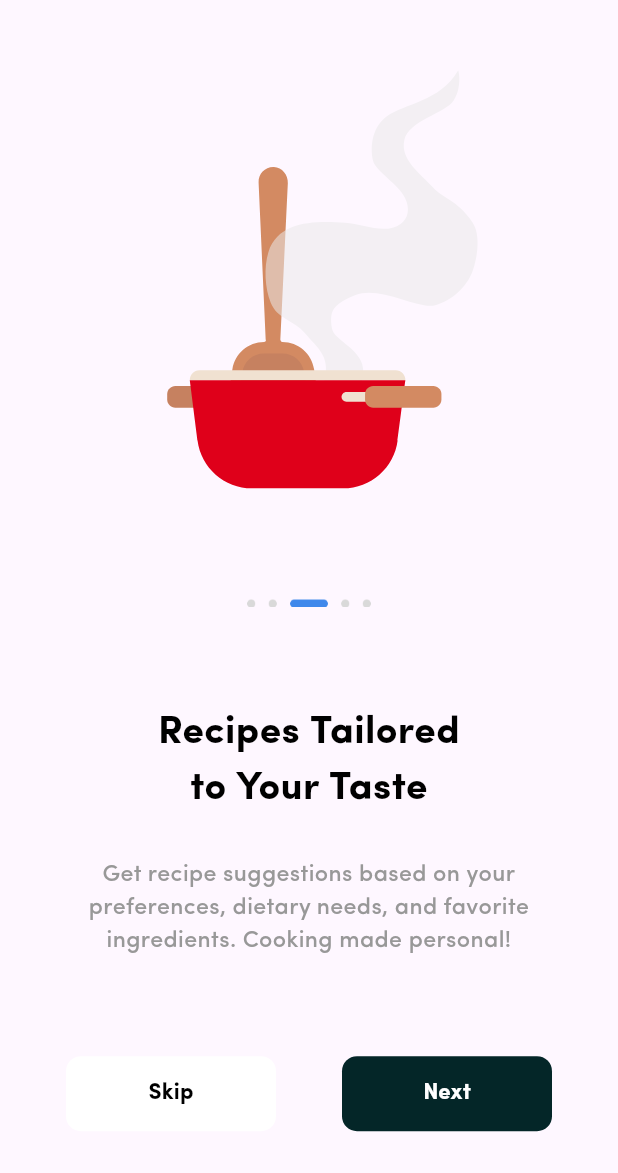
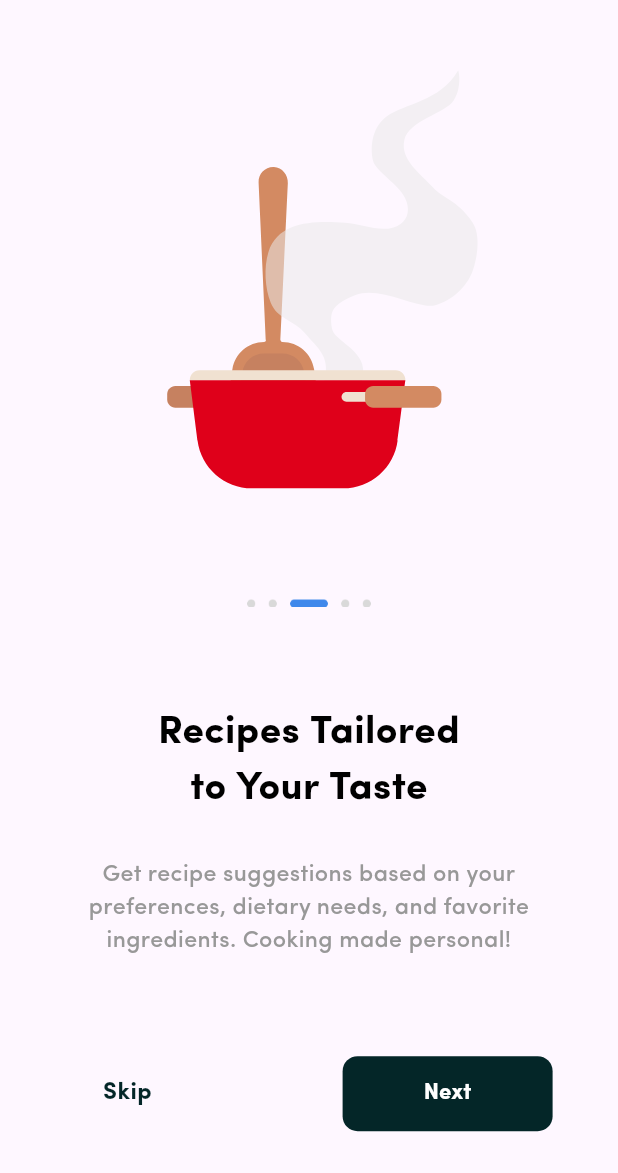
Before and after one commit to Priyanshg0211/MealTIme-App, a Flutter app: the Onboardingtwo screen opened directly, after a tap on "Next", on a phone screen of 412 x 824 dp, the part 63-1236 px from its top. Run offline on Flutter 3.47's test engine with Material 3 defaults, Android fonts, the phone set to English and light mode, and no system bars; drawn by our look-alikes of lottie.

```diff
--- a/lib/Screens/IntroScreen.dart
+++ b/lib/Screens/IntroScreen.dart
@@ -43,7 +43,7 @@ class _IntroScreenState extends State<IntroScreen> {
                         fontWeight: FontWeight.bold,
                         color: Colors.white),
                   )),
-            )
+            ),
           ],
         ),
       ),
--- a/lib/Screens/onboardingscreen/onboardingthree.dart
+++ b/lib/Screens/onboardingscreen/onboardingthree.dart
@@ -67,26 +67,22 @@ class _OnboardingthreeState extends State<Onboardingthree> {
           Row(
             mainAxisAlignment: MainAxisAlignment.spaceEvenly,
             children: [
-              Container(
-                height: 50,
-                width: 140,
-                child: ElevatedButton(
-                    style: ElevatedButton.styleFrom(
-                        backgroundColor: Colors.white,
-                        elevation: 0,
-                        shape: RoundedRectangleBorder(
-                          borderRadius: BorderRadius.circular(10),
-                        )),
-                    onPressed: () {},
-                    child: Text(
-                      "Skip",
-                      style: TextStyle(
-                          fontFamily: 'SofiaPro',
-                          fontSize: 15,
-                          fontWeight: FontWeight.bold,
-                          color: Colors.black),
-                    )),
+              Padding(
+                padding: const EdgeInsets.only(left: 25),
+                child: GestureDetector(
+                  onTap: () {},
+                  child: Text(
+                    "Skip",
+                    style: TextStyle(
+                      fontFamily: 'SofiaPro',
+                      fontSize: 16,
+                      fontWeight: FontWeight.bold,
+                      color: Color(0xff042628),
+                    ),
+                  ),
+                ),
               ),
+              SizedBox(width: 40),
               Container(
                 height: 50,
                 width: 140,
--- a/lib/Screens/onboardingscreen/onboardingtwo.dart
+++ b/lib/Screens/onboardingscreen/onboardingtwo.dart
@@ -67,26 +67,22 @@ class _OnboardingtwoState extends State<Onboardingtwo> {
           Row(
             mainAxisAlignment: MainAxisAlignment.spaceEvenly,
             children: [
-              Container(
-                height: 50,
-                width: 140,
-                child: ElevatedButton(
-                    style: ElevatedButton.styleFrom(
-                        backgroundColor: Colors.white,
-                        elevation: 0,
-                        shape: RoundedRectangleBorder(
-                          borderRadius: BorderRadius.circular(10),
-                        )),
-                    onPressed: () {},
-                    child: Text(
-                      "Skip",
-                      style: TextStyle(
-                          fontFamily: 'SofiaPro',
-                          fontSize: 15,
-                          fontWeight: FontWeight.bold,
-                          color: Colors.black),
-                    )),
+              Padding(
+                padding: const EdgeInsets.only(left: 25),
+                child: GestureDetector(
+                  onTap: () {},
+                  child: Text(
+                    "Skip",
+                    style: TextStyle(
+                      fontFamily: 'SofiaPro',
+                      fontSize: 16,
+                      fontWeight: FontWeight.bold,
+                      color: Color(0xff042628),
+                    ),
+                  ),
+                ),
               ),
+              SizedBox(width: 40),
               Container(
                 height: 50,
                 width: 140,
--- a/pubspec.yaml
+++ b/pubspec.yaml
@@ -73,6 +73,7 @@ flutter:
     - assets/images/onboardingfour.json
     - assets/images/onboardingfive.json
     - assets/images/loginbg.png
+    - assets/images/authinfoscreeassest.png
 
 
   # An image asset can refer to one or more resolution-specific "variants", see
```
Also changed, not shown: lib/Screens/Authnetication/introauthscreen.dart (+53 -4 lines), lib/Screens/onboardingscreen/onboardingfour.dart (+15 -19 lines), lib/Screens/onboardingscreen/onboardingone.dart (+16 -19 lines), assets/images/authinfoscreeassest.png (added).
